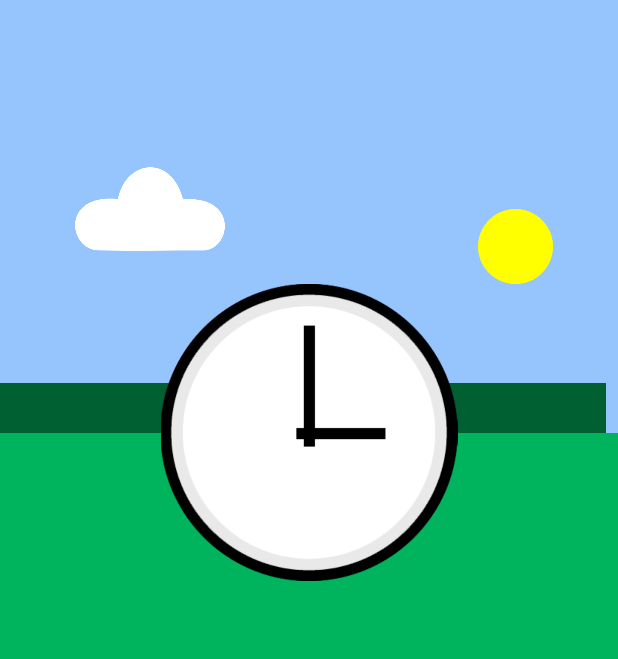
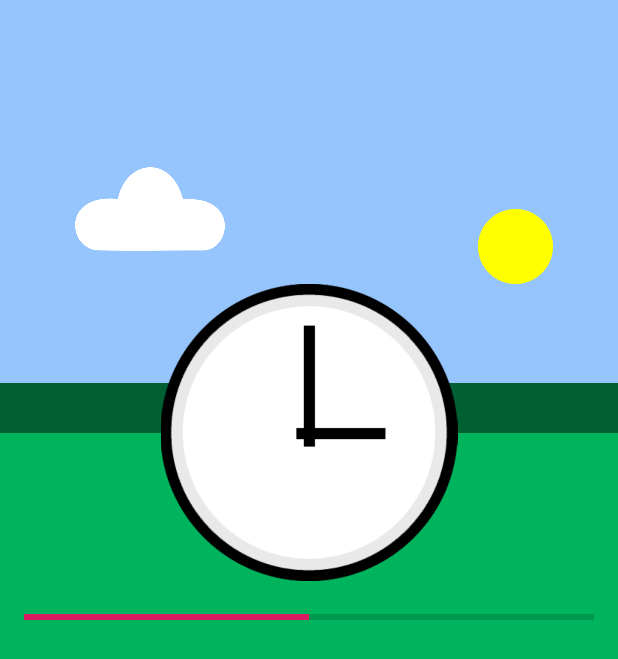
Before and after one commit to bennyjun97/MilitaryCalendar-1, an Android app: the layout activity_clock.xml on its own in the app's theme, with its tools: preview values and no code run, on a phone screen of 412 x 824 dp. Shown: the top 659 px of the screen. Run offline under Robolectric (Android 15) with nearby library versions, the phone set to English and light mode, and no system bars.

```diff
--- a/app/src/main/AndroidManifest.xml
+++ b/app/src/main/AndroidManifest.xml
@@ -1,12 +1,15 @@
 <?xml version="1.0" encoding="utf-8"?>
 <manifest xmlns:android="http://schemas.android.com/apk/res/android"
           package="com.kyminbb.militarycalendar">
+
     <application
             android:icon="@mipmap/ic_launcher"
             android:label="@string/app_name"
             android:roundIcon="@mipmap/ic_launcher_round"
             android:supportsRtl="true"
             android:theme="@style/AppTheme">
+        <activity android:name=".activities.ClockActivity">
+        </activity>
         <activity
                 android:name=".activities.TabActivity"
                 android:label="@string/title_activity_tab"
@@ -33,4 +36,5 @@
                 android:name=".activities.register.SettingActivity"
                 android:theme="@style/AppTheme.Setting"/>
     </application>
+
 </manifest>
--- a/app/src/main/java/com/kyminbb/militarycalendar/activities/register/SetEnlistActivity.kt
+++ b/app/src/main/java/com/kyminbb/militarycalendar/activities/register/SetEnlistActivity.kt
@@ -10,6 +10,7 @@ import com.commit451.addendum.threetenabp.toLocalDate
 import com.google.gson.Gson
 import com.jakewharton.threetenabp.AndroidThreeTen
 import com.kyminbb.militarycalendar.R
+import com.kyminbb.militarycalendar.activities.ClockActivity
 import com.kyminbb.militarycalendar.activities.GraphActivity
 import com.kyminbb.militarycalendar.utils.DateCalc
 import com.kyminbb.militarycalendar.utils.Dates
@@ -64,7 +65,7 @@ class SetEnlistActivity : AppCompatActivity() {
             } else {
                 saveData()
                 // Transition to the next activity.
-                startActivity<GraphActivity>()
+                startActivity<ClockActivity>()
                 overridePendingTransition(
                     R.anim.fade_in,
                     R.anim.fade_out
--- a/app/src/main/res/layout/activity_clock.xml
+++ b/app/src/main/res/layout/activity_clock.xml
@@ -55,7 +55,7 @@
             android:id="@+id/mountains"
             app:layout_constraintTop_toTopOf="@+id/guideline6"
             app:layout_constraintBottom_toTopOf="@+id/guideline2" app:layout_constraintStart_toStartOf="parent"
-            app:layout_constraintEnd_toEndOf="parent" android:layout_marginEnd="8dp"/>
+            app:layout_constraintEnd_toEndOf="parent"/>
     <ImageView
             android:layout_width="0dp"
             android:layout_height="0dp" app:srcCompat="@drawable/pseudoclock"
@@ -64,4 +64,14 @@
             app:layout_constraintEnd_toEndOf="parent"
             app:layout_constraintStart_toStartOf="parent"
             app:layout_constraintTop_toTopOf="@+id/guideline3"/>
+    <ProgressBar
+            style="@style/Widget.AppCompat.ProgressBar.Horizontal"
+            android:layout_width="0dp"
+            android:layout_height="wrap_content"
+            android:id="@+id/progressBar"
+            app:layout_constraintTop_toTopOf="@+id/guideline4"
+            app:layout_constraintBottom_toBottomOf="@+id/grass" app:layout_constraintStart_toStartOf="parent"
+            app:layout_constraintEnd_toEndOf="parent" app:layout_constraintVertical_bias="0.0"
+            android:layout_marginStart="16dp" android:layout_marginEnd="16dp"
+            android:layout_marginTop="16dp" android:max="100" android:progress="50"/>
 </androidx.constraintlayout.widget.ConstraintLayout>
--- a/app/src/main/res/layout/activity_set_aff.xml
+++ b/app/src/main/res/layout/activity_set_aff.xml
@@ -14,7 +14,7 @@
             app:layout_constraintTop_toTopOf="parent" app:layout_constraintVertical_bias="0.25"
             app:layout_constraintEnd_toStartOf="@+id/guideline8"
             android:id="@+id/tableLayout"
-            app:layout_constraintBottom_toTopOf="@+id/guideline9">
+            app:layout_constraintBottom_toTopOf="@+id/guideline9" android:weightSum="4">
 
         <TableRow android:layout_width="match_parent" android:layout_height="match_parent"
                   android:layout_weight="1" android:gravity="center">
```
Also changed, not shown: app/src/main/java/com/kyminbb/militarycalendar/activities/ClockActivity.kt (added, +17 -0 lines).
